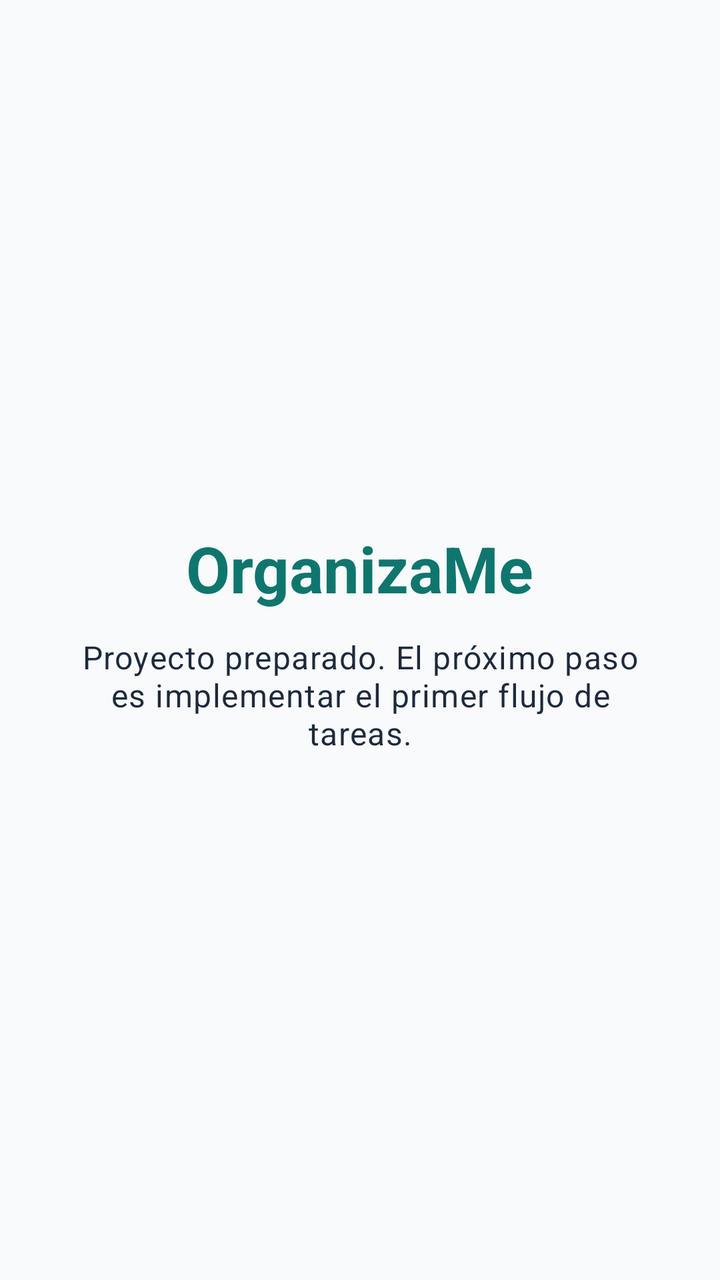
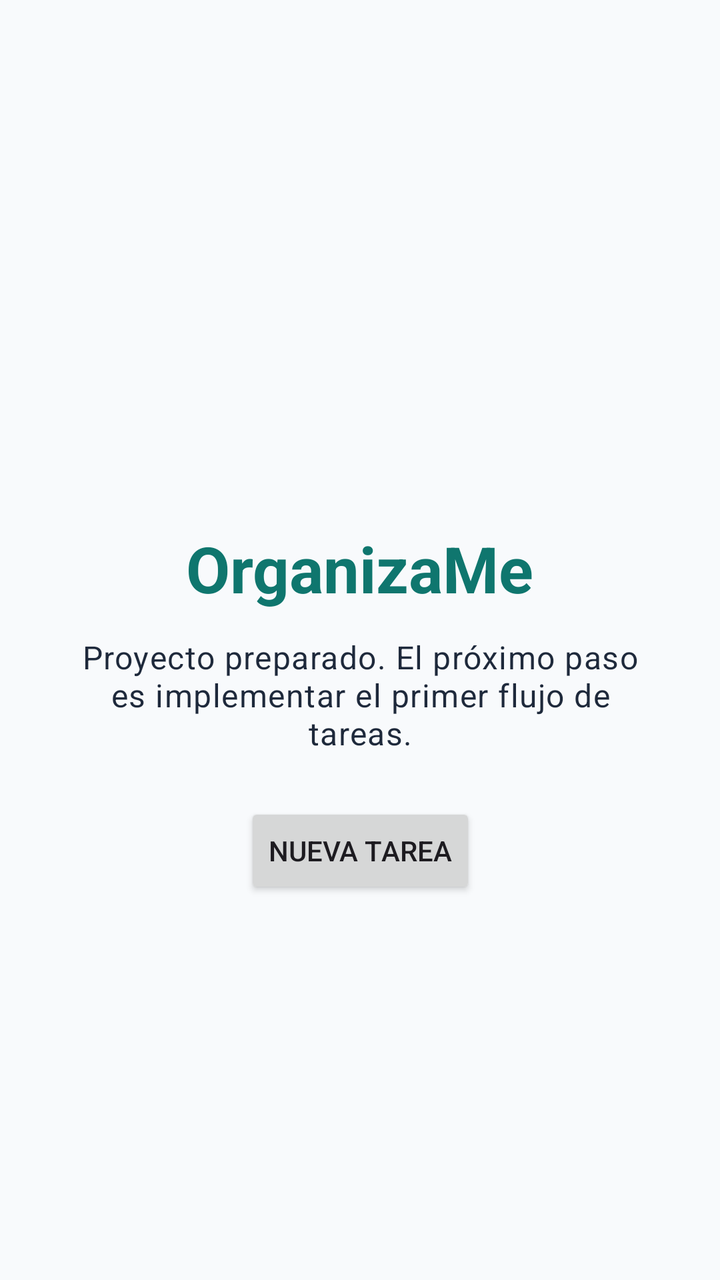

An Android layout rendered at two revisions. The XML below is the earlier revision; the diff shows what the commit changed to produce the second picture.
<!-- AndroidManifest.xml: application theme Theme.OrganizaMe -->
<!-- res/layout/activity_main.xml -->
<?xml version="1.0" encoding="utf-8"?>
<androidx.constraintlayout.widget.ConstraintLayout xmlns:android="http://schemas.android.com/apk/res/android"
    xmlns:app="http://schemas.android.com/apk/res-auto"
    android:layout_width="match_parent"
    android:layout_height="match_parent"
    android:background="@color/background">

    <TextView
        android:id="@+id/titleText"
        android:layout_width="wrap_content"
        android:layout_height="wrap_content"
        android:text="@string/app_name"
        android:textAppearance="@style/TextAppearance.Material3.HeadlineLarge"
        android:textColor="@color/primary"
        android:textStyle="bold"
        app:layout_constraintBottom_toTopOf="@id/statusText"
        app:layout_constraintEnd_toEndOf="parent"
        app:layout_constraintStart_toStartOf="parent"
        app:layout_constraintTop_toTopOf="parent"
        app:layout_constraintVertical_chainStyle="packed" />

    <TextView
        android:id="@+id/statusText"
        android:layout_width="0dp"
        android:layout_height="wrap_content"
        android:layout_marginHorizontal="32dp"
        android:layout_marginTop="12dp"
        android:gravity="center"
        android:text="@string/initial_status"
        android:textAppearance="@style/TextAppearance.Material3.BodyLarge"
        android:textColor="@color/on_background"
        app:layout_constraintBottom_toBottomOf="parent"
        app:layout_constraintEnd_toEndOf="parent"
        app:layout_constraintStart_toStartOf="parent"
        app:layout_constraintTop_toBottomOf="@id/titleText" />

</androidx.constraintlayout.widget.ConstraintLayout>
<!-- resources referenced by this layout -->
<resources>
  <color name="background">#F8FAFC</color>
  <color name="on_background">#1E293B</color>
  <color name="primary">#0F766E</color>
  <string name="app_name">OrganizaMe</string>
  <string name="initial_status">Proyecto preparado. El próximo paso es implementar el primer flujo de tareas.</string>
  <style name="Theme.OrganizaMe" parent="Theme.Material3.DayNight.NoActionBar">
          <item name="colorPrimary">@color/primary</item>
          <item name="colorPrimaryDark">@color/primary_dark</item>
          <item name="colorSecondary">@color/secondary</item>
          <item name="android:windowLightStatusBar">true</item>
          <item name="android:navigationBarColor">@color/background</item>
          <item name="android:windowBackground">@color/background</item>
      </style>
  <color name="primary_dark">#134E4A</color>
  <color name="secondary">#2563EB</color>
</resources>

<!-- the commit's change to res/layout/activity_main.xml (unified diff, before → after) -->
@@ -34,4 +34,22 @@
         app:layout_constraintStart_toStartOf="parent"
         app:layout_constraintTop_toBottomOf="@id/titleText" />
 
+    <Button
+        android:id="@+id/btnNuevaTarea"
+        android:layout_width="wrap_content"
+        android:layout_height="wrap_content"
+        android:layout_marginTop="24dp"
+        android:text="Nueva tarea"
+        app:layout_constraintEnd_toEndOf="parent"
+        app:layout_constraintStart_toStartOf="parent"
+        app:layout_constraintTop_toBottomOf="@id/statusText" />
+
+
+
+
+
+
+
+
+
 </androidx.constraintlayout.widget.ConstraintLayout>
